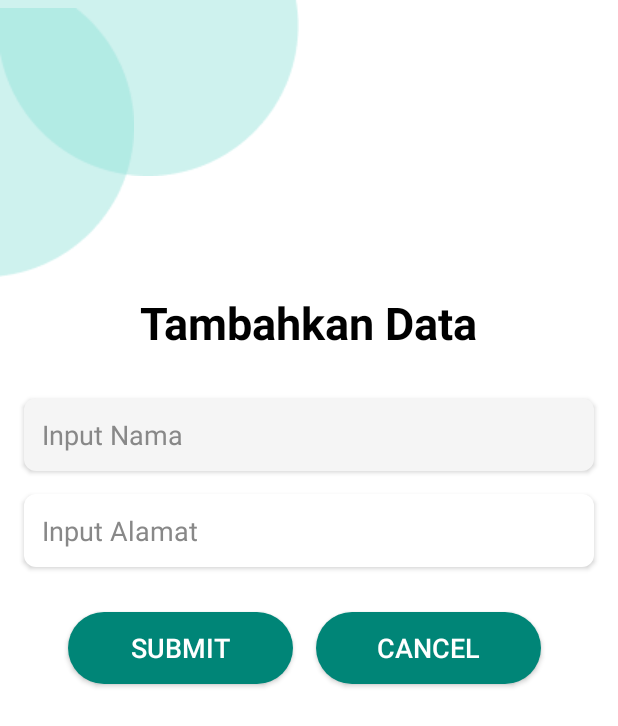
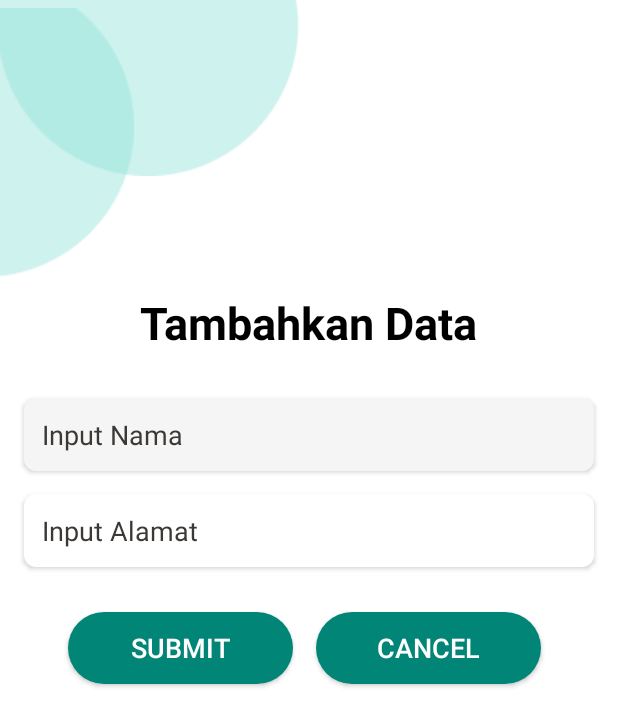
Before and after one commit to HaikalMPPH/JuniorMobilePBO, an Android app: the AddEditActivity screen opened directly, with no data from a screen before it, on a phone screen of 412 x 824 dp. Shown: the top 726 px of the screen. Run offline under Robolectric (Android 15) with nearby library versions, the phone set to English and light mode, and no system bars; 1 statement that could not run was skipped.

Commit message:
warna dah item

```diff
--- a/app/src/main/res/layout/activity_add_edit.xml
+++ b/app/src/main/res/layout/activity_add_edit.xml
@@ -61,7 +61,8 @@
         android:padding="12dp"
         android:elevation="2dp"
         android:background="@drawable/edittext_background"
-        android:textColorHint="#888888" />
+        android:textColorHint="@color/gruv_fg"
+        android:textColor="@color/gruv_fg"/>
 
     <EditText
         android:id="@+id/txt_address"
@@ -75,7 +76,8 @@
         android:padding="12dp"
         android:elevation="2dp"
         android:background="@drawable/edittext_background"
-        android:textColorHint="#888888" />
+        android:textColorHint="@color/gruv_fg"
+        android:textColor="@color/gruv_fg"/>
 
     <Button
         android:id="@+id/btn_submit"
```
